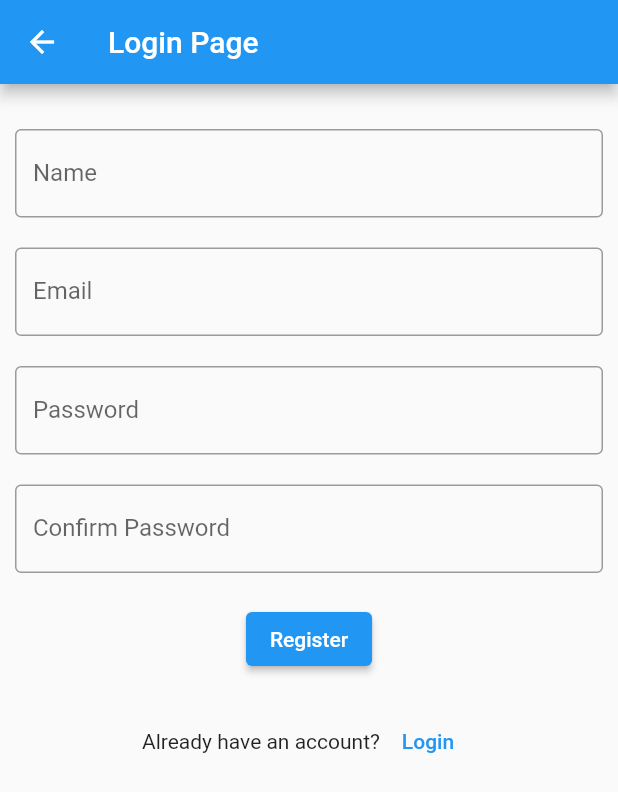
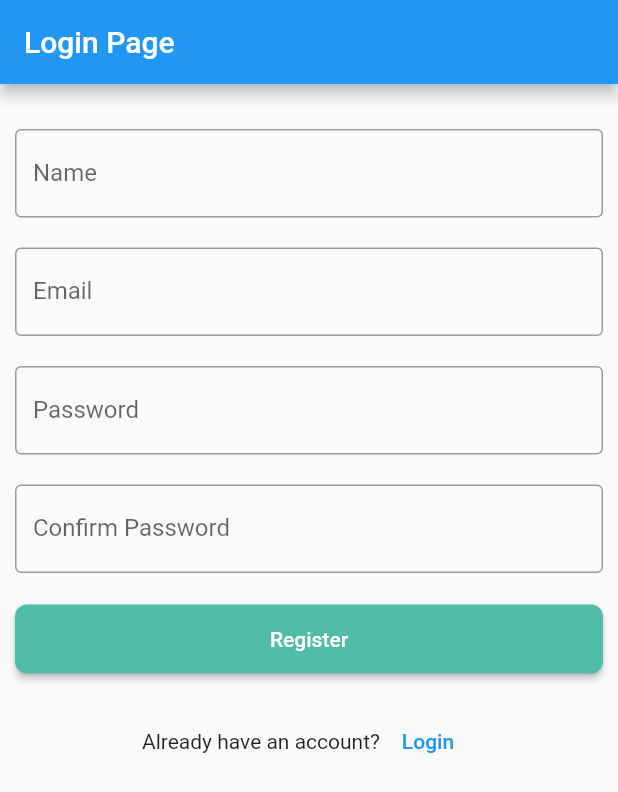
Before and after one commit to IsmailSepon/graduate_skill_sets, a Flutter app: the Registration screen opened by its route, after a tap on "Register", on a phone screen of 412 x 824 dp. Shown: the top 792 px of the screen. Run offline on Flutter 3.47's test engine with Material 2 defaults, Android fonts, the light colour scheme and no system bars; our stand-ins replace equatable, firebase_auth, firebase_core, flutter_bloc, flutter_spinkit, get and 1 more; missing offline and left inert: firebase_ui_auth; accounts and stored records are empty; network calls fail.

Commit message:
firebase auth

```diff
--- /dev/null
+++ b/lib/auth/bloc/auth_cubit.dart
@@ -0,0 +1,41 @@
+import 'package:flutter_bloc/flutter_bloc.dart';
+
+import '../repo/auth_repository.dart';
+import 'auth_state.dart';
+
+class GPAuthCubit extends Cubit<AuthState> {
+  final AuthRepository repository;
+   GPAuthCubit( {required this.repository}) : super(AuthInitial());
+
+   Future<void> register(String email, String password) async {
+
+     repository.registerWithEmailAndPassword(email, password);
+   }
+    // emit(state.copyWith(status: AuthStatus.loading));
+    // try {
+    //   final user = await AuthRepository.register(email, password);
+    //   emit(state.copyWith(user: user, status: AuthStatus.authenticated));
+    // } on Exception catch (e) {
+    //   emit(state.copyWith(status: AuthStatus.error, error: e.toString()));
+    // }
+
+  Future<void> login(String email, String password) async {
+    // emit(state.copyWith(status: AuthStatus.loading));
+    // try {
+    //   final user = await AuthRepository.login(email, password);
+    //   emit(state.copyWith(user: user, status: AuthStatus.authenticated));
+    // } on Exception catch (e) {
+    //   emit(state.copyWith(status: AuthStatus.error, error: e.toString()));
+    // }
+  }
+
+  Future<void> logout() async {
+    // emit(state.copyWith(status: AuthStatus.loading));
+    // try {
+    //   await AuthRepository.logout();
+    //   emit(state.copyWith(user: null, status: AuthStatus.unauthenticated));
+    // } on Exception catch (e) {
+    //   emit(state.copyWith(status: AuthStatus.error, error: e.toString()));
+    // }
+  }
+}
--- /dev/null
+++ b/lib/auth/bloc/auth_state.dart
@@ -0,0 +1,25 @@
+import 'package:equatable/equatable.dart';
+
+abstract class AuthState extends Equatable {
+  const AuthState();
+}
+
+class AuthInitial extends AuthState {
+  @override
+  List<Object> get props => [];
+}
+
+class AuthLoading extends AuthState {
+  @override
+  List<Object> get props => [];
+}
+
+class Registration extends AuthState {
+  @override
+  List<Object> get props => [];
+}
+
+class Login extends AuthState {
+  @override
+  List<Object> get props => [];
+}
--- a/lib/auth/registration.dart
+++ b/lib/auth/registration.dart
@@ -1,67 +1,75 @@
+import 'package:flutter/material.dart';
+import 'package:flutter_bloc/flutter_bloc.dart';
 
-
-import 'package:flutter/material.dart';
+import '../component/long_button.dart';
+import 'bloc/auth_cubit.dart';
+import 'bloc/auth_state.dart';
 
 class Registration extends StatelessWidget{
   const Registration({super.key});
 
   @override
   Widget build(BuildContext context) {
-
     return Scaffold(
       appBar: AppBar(
-        title: const Text('Login Page'),
+        title:  const Text('Login Page'),
       ),
-      body:  SingleChildScrollView(
+      body: BlocBuilder<GPAuthCubit, AuthState>(
+        builder: (context, state){
+          return
+          SingleChildScrollView(
             child: Padding(
-          padding: EdgeInsets.all(10.0),
+              padding:  const EdgeInsets.all(10.0),
               child: Column(
                 children: [
                    const SizedBox(height: 20.0,),
-              TextField(
+                  const TextField(
                     decoration: InputDecoration(
                       hintText: 'Enter your name',
                       labelText: 'Name',
                       border: OutlineInputBorder(),
                     ),
                   ),
-              SizedBox(height: 20.0,),
-              TextField(
+                  const SizedBox(height: 20.0,),
+                  const TextField(
                     decoration: InputDecoration(
                       hintText: 'Enter your email',
                       labelText: 'Email',
                       border: OutlineInputBorder(),
                     ),
                   ),
-              SizedBox(height: 20.0,),
-              TextField(
+                  const SizedBox(height: 20.0,),
+                  const TextField(
                     decoration: InputDecoration(
                       hintText: 'Enter your password',
                       labelText: 'Password',
                       border: OutlineInputBorder(),
                     ),
                   ),
-              SizedBox(height: 20.0,),
-              TextField(
+                  const SizedBox(height: 20.0,),
+                  const TextField(
                     decoration: InputDecoration(
                       hintText: 'Confirm your password',
                       labelText: 'Confirm Password',
                       border: OutlineInputBorder(),
                     ),
                   ),
-              SizedBox(height: 20.0,),
-              ElevatedButton(
-                onPressed: (){},
-                child: Text('Register'),
+                  const SizedBox(height: 20.0,),
+                  LongButton(
+                    onPressed: (){
+                      print('Register');
+                      context.read<GPAuthCubit>().register('ismail@gmail.com', '12345567788');
+                    },
+                    child: const Text('Register'),
                   ),
-              SizedBox(height: 20.0,),
+                  const SizedBox(height: 20.0,),
                   Row(
                     mainAxisAlignment: MainAxisAlignment.center,
                     children: [
-                  Text('Already have an account?'),
+                      const Text('Already have an account?'),
                       TextButton(
                         onPressed: () {  },
-                    child:  Text('Login'),
+                        child:  const Text('Login'),
                       ),
                     ],
                   ),
@@ -69,7 +77,12 @@ class Registration extends StatelessWidget{
                 ],
               ),
             ),
+          );
+        }
       )
+
+
+
     );
   }
 
--- /dev/null
+++ b/lib/auth/repo/auth_repository.dart
@@ -0,0 +1,44 @@
+import 'package:firebase_auth/firebase_auth.dart';
+
+class AuthRepository{
+  final FirebaseAuth _auth = FirebaseAuth.instance;
+  User? get currentUser => _auth.currentUser;
+  Stream<User?> get authStateChanges => _auth.authStateChanges();
+
+
+  // sign in with email and password
+  Future signInWithEmailAndPassword(String email, String password) async {
+    print('test');
+    try {
+      final result = await _auth.signInWithEmailAndPassword(email: 'ismail@gmail.com', password: '123456789');
+      // print('signInWithEmailAndPassword $email $password');
+      final user = result.user;
+      return user;
+    } catch (e) {
+      return null;
+    }
+  }
+
+  // register with email and password
+  Future registerWithEmailAndPassword(String email, String password) async {
+    try {
+      final result = await _auth.createUserWithEmailAndPassword(email: email, password: password);
+      final user = result.user;
+      print('registerWithEmailAndPassword $email $password');
+      return user;
+    } catch (e) {
+      print("Error: $e");
+      return null;
+    }
+  }
+
+  // sign out
+  Future signOut() async {
+    try {
+      return await _auth.signOut();
+    } catch (e) {
+      print(e.toString());
+      return null;
+    }
+  }
+}
--- /dev/null
+++ b/lib/component/app_theme.dart
@@ -0,0 +1,57 @@
+import 'dart:ui';
+
+import 'package:get/get.dart';
+
+class AppThemes{
+
+  AppThemes._();
+
+
+  static bool isTablet = Get.width > 1000 || Get.height > 1000;
+  static double containerWidth = isTablet ? 800 : 500;
+  static double h1FontSize = isTablet ? 50 : 20;
+  static double h2FontSize = isTablet ? 30 : 20;
+  static double h3FontSize = isTablet ? 20 : 14;
+  static double h4FontSize = isTablet ? 17 : 15;
+  static double h5FontSize = isTablet ? 15 : 10;
+  static double evSwitchSize = isTablet ? 5 : 5;
+  static double loginButtonHeight = isTablet ? 65 : 50;
+  static double loginButtonWidth = isTablet ? 350 : 200;
+
+  static double switchHeight = isTablet ? 75 : 50;
+  static double switchWidth = isTablet ? 100 : 75;
+
+  static double iconSize = isTablet ? 45 : 25;
+
+  //HOME
+  static double homeBatterySize = isTablet ? 120 : 65;
+  static double homeHeaderIconSize = isTablet ? 50 : 25;
+
+  //SPLASH SCREEN
+  static double splashLogoHeight = isTablet ? 220 : 110;
+  static double splashLogoWidth = isTablet ? 500 : 250;
+
+  static double splashInverterHeight = isTablet ? 150 : 75;
+  static double splashInverterWidth = isTablet ? 150 : 75;
+
+  // static double batteryPercentFontSize = isTablet ?
+
+  static const Color mainColorGreen = Color(0xff4fbba9);
+  static const Color mainColorBlue = Color(0xff233c7b);
+  static const Color mainColorYellow = Color(0xfff8dd6c);
+  static const Color mainColorOrange = Color(0xffffb54d);
+  static const Color mainColorRed = Color(0xffeb5b56);
+  static const Color mainColorGrey = Color(0xff9e9e9e);
+  static const Color mainColorDarkGrey = Color(0xff616161);
+
+  static const Color offWhite = Color(0xfff9f9f9);
+  static const Color disabledGrey = Color(0xffebebe4);
+
+  static const Color white = Color.fromRGBO(255, 255, 255, 1);
+  static const Color whiteLilac = Color.fromRGBO(248, 250, 252, 1);
+  static const Color blackPearl = Color.fromRGBO(30, 31, 43, 1);
+
+  static const Color nevada = Color.fromRGBO(105, 109, 119, 1);
+  static const Color absoluteBlack = Color(0xff2e2e30);
+
+}
--- /dev/null
+++ b/lib/component/long_button.dart
@@ -0,0 +1,68 @@
+import 'package:flutter/material.dart';
+import 'package:flutter_spinkit/flutter_spinkit.dart';
+
+import 'app_theme.dart';
+import 'rectangular_button.dart';
+
+class LongButton extends StatelessWidget {
+  final VoidCallback? onPressed;
+  final Widget? child;
+  final Color? color;
+  final Color? disabledColor;
+  final bool? isLoading;
+  final bool? isDisabled;
+  final double maximumWidth;
+
+  const LongButton(
+      {Key? key,
+      required this.onPressed,
+      required this.child,
+      this.color = AppThemes.mainColorGreen,
+      this.isLoading,
+      this.maximumWidth = 500,
+      this.isDisabled,
+      this.disabledColor})
+      : super(key: key);
+
+  @override
+  Widget build(BuildContext context) {
+    final double width = maximumWidth;
+
+    return IgnorePointer(
+      ignoring: isDisabled ?? false,
+      child: Container(
+        constraints: BoxConstraints(maxWidth: width),
+        child: Row(
+          mainAxisAlignment: MainAxisAlignment.center,
+          children: [
+            Expanded(
+              child: RectangularButton(
+                ripple: !loading,
+                onPressed: loading ? null : onPressed,
+                color: getColor,
+                child: loading
+                    ? SpinKitCircle(
+                        size: 20,
+                        color: Colors.white,
+                      )
+                    : child,
+              ),
+            ),
+          ],
+        ),
+      ),
+    );
+  }
+
+  bool get loading {
+    return isLoading != null && isLoading!;
+  }
+
+  Color get getColor {
+    if (isDisabled == null) return color ?? AppThemes.mainColorGreen;
+    if (isDisabled!) {
+      return disabledColor ?? AppThemes.mainColorGrey;
+    }
+    return color ?? AppThemes.mainColorGreen;
+  }
+}
--- /dev/null
+++ b/lib/component/rectangular_button.dart
@@ -0,0 +1,30 @@
+import 'package:flutter/material.dart';
+
+class RectangularButton extends ElevatedButton {
+  final EdgeInsets padding;
+  RectangularButton(
+      {required VoidCallback? onPressed,
+      required Widget? child,
+      bool ripple = true,
+      required color,
+      this.padding = const EdgeInsets.symmetric(
+        vertical: 15,
+      )})
+      : super(
+          onPressed: onPressed,
+          child: child,
+          style: ButtonStyle(
+            padding: MaterialStateProperty.all(
+              padding,
+            ),
+            splashFactory: ripple ? null : NoSplash.splashFactory,
+            backgroundColor:
+                onPressed != null ? MaterialStateProperty.all(color) : null,
+            shape: MaterialStateProperty.all<RoundedRectangleBorder>(
+              RoundedRectangleBorder(
+                borderRadius: BorderRadius.circular(8.0),
+              ),
+            ),
+          ),
+        );
+}
--- a/lib/routes/app_routes.dart
+++ b/lib/routes/app_routes.dart
@@ -13,7 +13,7 @@ class AppRoutes {
       GoRoute(
         path: '/',
         builder: (BuildContext context, GoRouterState state) {
-          return const Dashboard();
+          return const Registration();//Dashboard();
         },
         routes: <RouteBase>[
           GoRoute(
```
Also changed, not shown: lib/main.dart (+13 -3 lines), pubspec.yaml (+8 -0 lines), pubspec.lock, 2 other files. Lines whose indentation alone changed are shown as unchanged.
